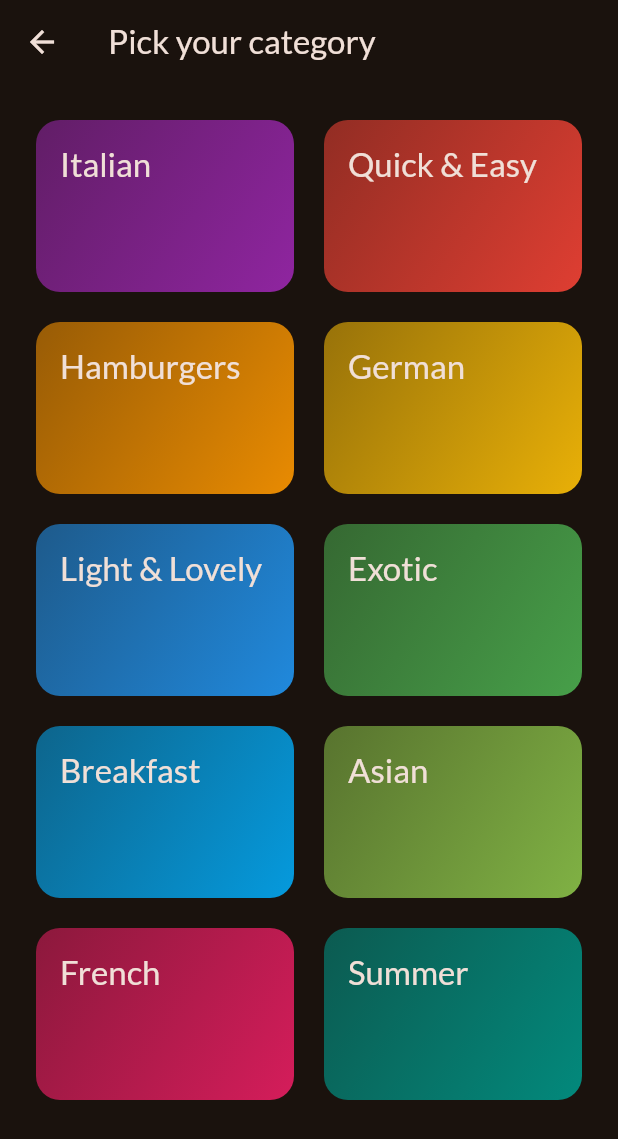
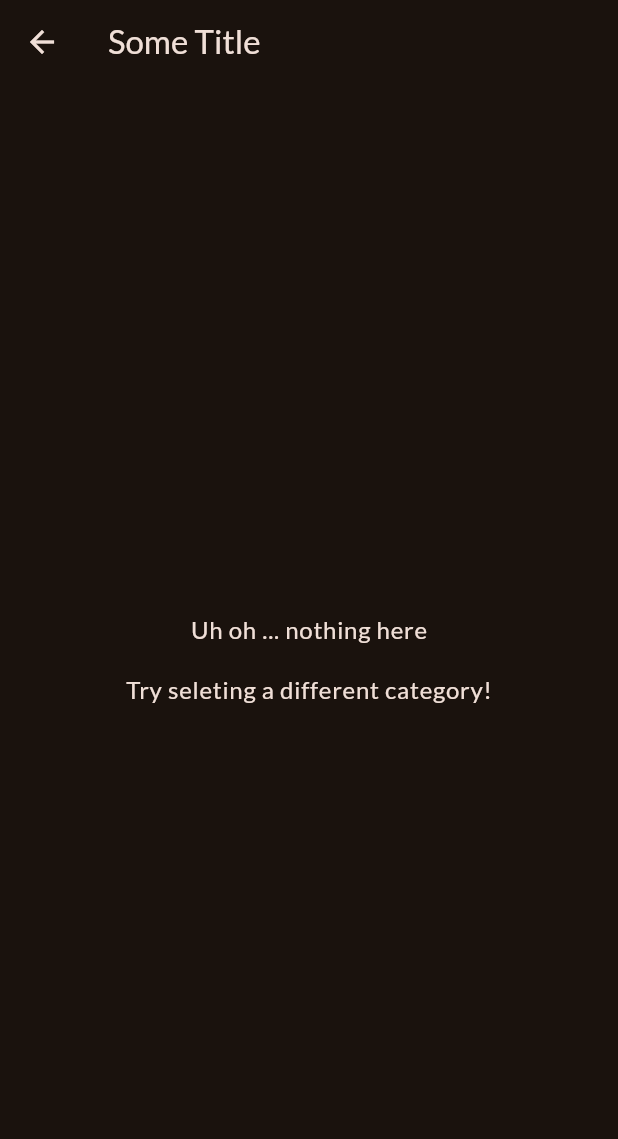
Before and after one commit to PyaeSone99/Meals_app, a Flutter app: the Categories screen opened directly, after a tap on "Italian", on a phone screen of 412 x 824 dp. Shown: the top 1139 px of the screen. Run offline on Flutter 3.47's test engine with Material 3 defaults, Android fonts, the phone set to English and light mode, and no system bars; our stand-ins replace google_fonts.

Commit message:
158 - Adding CrossScreen Navigation

```diff
--- a/lib/main.dart
+++ b/lib/main.dart
@@ -1,8 +1,6 @@
 import 'package:flutter/material.dart';
 import 'package:google_fonts/google_fonts.dart';
-import 'package:meal/data/dummy_data.dart';
 import 'package:meal/screens/categories.dart';
-import 'package:meal/screens/meals.dart';
 
 final theme = ThemeData(
   useMaterial3: true,
@@ -25,7 +23,7 @@ class App extends StatelessWidget {
   Widget build(context) {
     return MaterialApp(
       theme: theme,
-      home: const Meals(title: 'Some category', meals: dummyMeals)
+      home: const Categories()
     );
   }
 }
--- a/lib/screens/categories.dart
+++ b/lib/screens/categories.dart
@@ -1,9 +1,18 @@
 import 'package:flutter/material.dart';
 import 'package:meal/data/dummy_data.dart';
+import 'package:meal/screens/meals.dart';
 import 'package:meal/widgets/category_grid_item.dart';
 
 class Categories extends StatelessWidget {
   const Categories ({super.key});
+
+  void _selectedCategory(BuildContext context){
+    Navigator.of(context).push(
+      MaterialPageRoute(builder:
+        (context) => MealScreen(title: 'Some Title', meals: []),
+      )
+    );
+  }
 
   @override
   Widget build(context) {
@@ -22,7 +31,9 @@ class Categories extends StatelessWidget {
         children: [
           // availableCategories.map((category) => CategoryGridItem(category: category)).toList(), alternative way
           for (final category in availableCategories)
-            CategoryGridItem(category: category,)
+            CategoryGridItem(category: category,onSelectCategory: (){
+               _selectedCategory(context);
+            },)
         ],
         ),
       );
--- a/lib/screens/meals.dart
+++ b/lib/screens/meals.dart
@@ -1,8 +1,8 @@
 import 'package:flutter/material.dart';
 import 'package:meal/models/meal.dart';
 
-class Meals extends StatelessWidget {
-  const Meals ({super.key,required this.title,required this.meals});
+class MealScreen extends StatelessWidget {
+  const MealScreen ({super.key,required this.title,required this.meals});
 
   final String title;
   final List<Meal> meals;
--- a/lib/widgets/category_grid_item.dart
+++ b/lib/widgets/category_grid_item.dart
@@ -3,14 +3,16 @@ import 'package:meal/models/category.dart';
 
 class CategoryGridItem extends StatelessWidget {
 
-  const CategoryGridItem ({super.key,required this.category});
+  const CategoryGridItem ({super.key,required this.category,required this.onSelectCategory});
 
   final Category category ;
+
+  final void Function() onSelectCategory;
 
   @override
   Widget build(BuildContext context) {
     return InkWell(
-      onTap: (){},
+      onTap: onSelectCategory,
       splashColor: Theme.of(context).primaryColor,
       child: Container(
           padding: const EdgeInsets.all(16),
```
